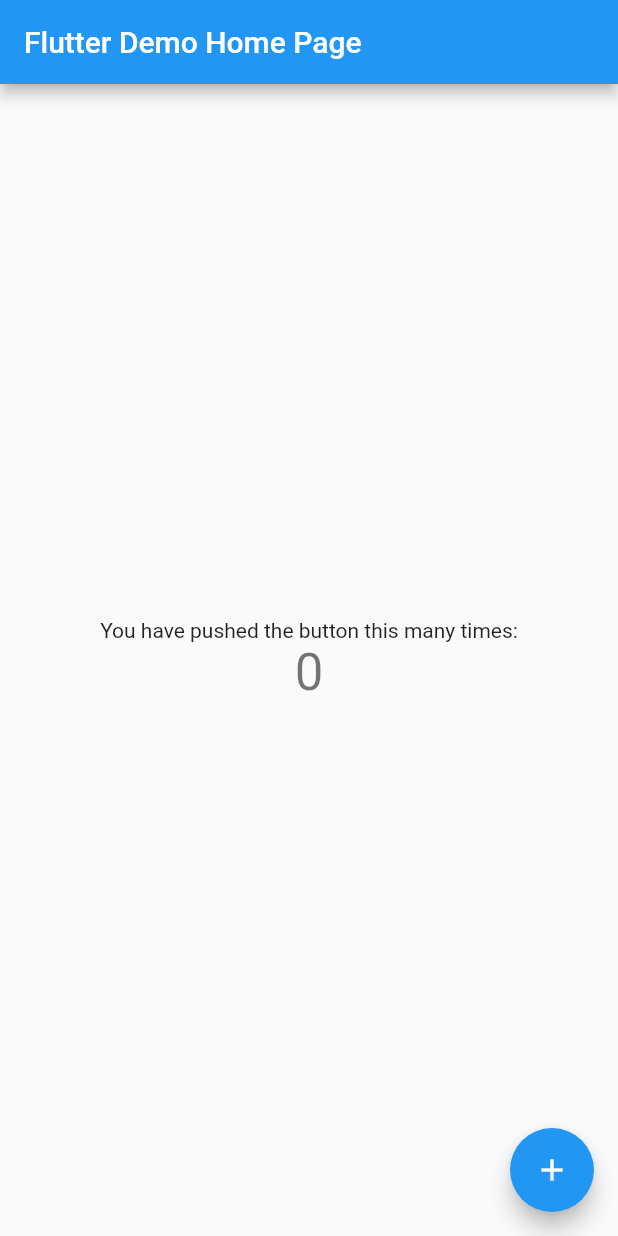
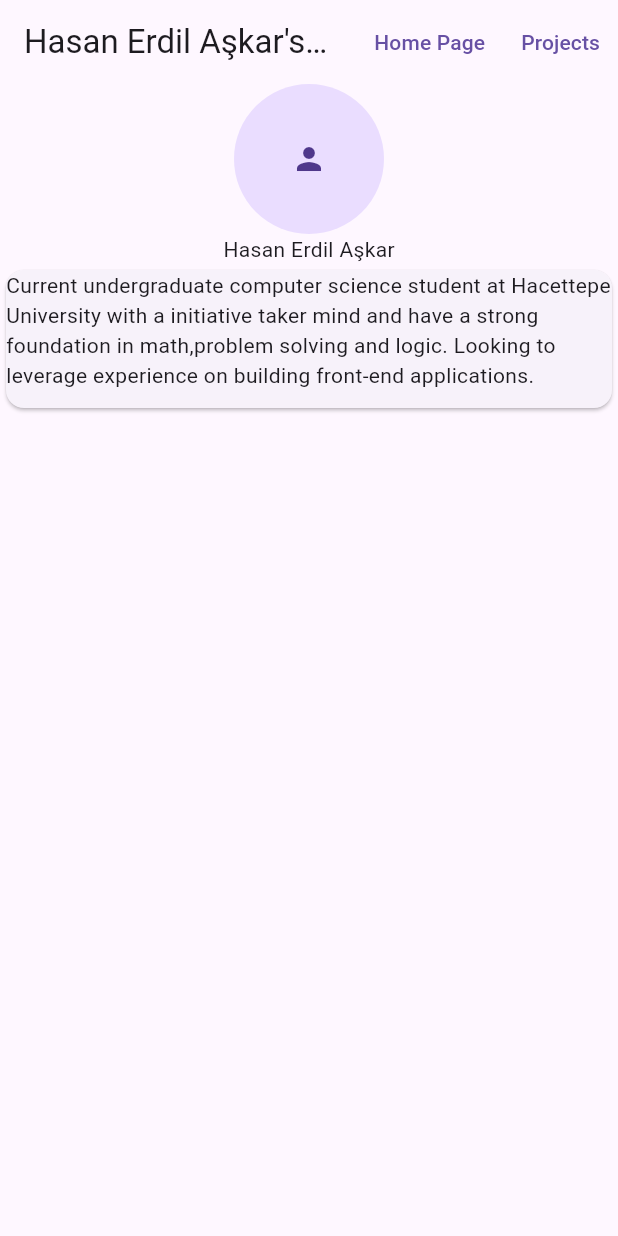
Before and after one commit to erdilhasan/portfolio_flutter_web, a Flutter app: the screen it shows after launch, on a phone screen of 412 x 824 dp. Run offline on Flutter 3.47's test engine with Material 2 defaults, Android fonts, the light colour scheme and no system bars.

Commit message:
About Me Section

```diff
--- /dev/null
+++ b/lib/about_me.dart
@@ -0,0 +1,19 @@
+import 'package:flutter/material.dart';
+import 'package:flutter/src/widgets/framework.dart';
+import 'package:flutter/src/widgets/placeholder.dart';
+
+class AboutMe extends StatelessWidget {
+  const AboutMe({super.key});
+
+  @override
+  Widget build(BuildContext context) {
+    return ConstrainedBox(
+      constraints: BoxConstraints(
+          maxWidth: 700, maxHeight: 300, minHeight: 100, minWidth: 100),
+      child: Card(
+        child: Text(
+            "Current undergraduate computer science student at Hacettepe University with a initiative taker mind and have a strong foundation in math,problem solving and logic. Looking to leverage experience on building front‑end applications."),
+      ),
+    );
+  }
+}
--- /dev/null
+++ b/lib/homepage_screen.dart
@@ -0,0 +1,33 @@
+import 'package:flutter/material.dart';
+import 'package:flutter/src/widgets/framework.dart';
+import 'package:flutter/src/widgets/placeholder.dart';
+import 'package:portfolio_web/about_me.dart';
+
+class HomePage extends StatelessWidget {
+  const HomePage({super.key});
+
+  @override
+  Widget build(BuildContext context) {
+    return Scaffold(
+      appBar: AppBar(
+        actions: [
+          TextButton(onPressed: () {}, child: Text("Home Page")),
+          TextButton(onPressed: () {}, child: Text("Projects"))
+        ],
+        title: Text('Hasan Erdil Aşkar\'s Portfolio '),
+      ),
+      body: SingleChildScrollView(
+        child: Center(
+          child: Column(
+            mainAxisAlignment: MainAxisAlignment.center,
+            children: [
+              CircleAvatar(maxRadius: 50, child: Icon(Icons.person)),
+              Text("Hasan Erdil Aşkar"),
+              AboutMe()
+            ],
+          ),
+        ),
+      ),
+    );
+  }
+}
--- a/lib/main.dart
+++ b/lib/main.dart
@@ -1,4 +1,5 @@
 import 'package:flutter/material.dart';
+import 'package:portfolio_web/homepage_screen.dart';
 
 void main() {
   runApp(const MyApp());
@@ -11,105 +12,12 @@
   @override
   Widget build(BuildContext context) {
     return MaterialApp(
-      title: 'Flutter Demo',
-      theme: ThemeData(
-        // This is the theme of your application.
-        //
-        // Try running your application with "flutter run". You'll see the
-        // application has a blue toolbar. Then, without quitting the app, try
-        // changing the primarySwatch below to Colors.green and then invoke
-        // "hot reload" (press "r" in the console where you ran "flutter run",
-        // or simply save your changes to "hot reload" in a Flutter IDE).
-        // Notice that the counter didn't reset back to zero; the application
-        // is not restarted.
-        primarySwatch: Colors.blue,
-      ),
-      home: const MyHomePage(title: 'Flutter Demo Home Page'),
-    );
+        debugShowCheckedModeBanner: false,
+        title: 'hasanerdil portfolio',
+        theme: ThemeData(
+          useMaterial3: true,
+          primarySwatch: Colors.indigo,
+        ),
+        home: const HomePage());
   }
 }
-
-class MyHomePage extends StatefulWidget {
-  const MyHomePage({super.key, required this.title});
-
-  // This widget is the home page of your application. It is stateful, meaning
-  // that it has a State object (defined below) that contains fields that affect
-  // how it looks.
-
-  // This class is the configuration for the state. It holds the values (in this
-  // case the title) provided by the parent (in this case the App widget) and
-  // used by the build method of the State. Fields in a Widget subclass are
-  // always marked "final".
-
-  final String title;
-
-  @override
-  State<MyHomePage> createState() => _MyHomePageState();
-}
-
-class _MyHomePageState extends State<MyHomePage> {
-  int _counter = 0;
-
-  void _incrementCounter() {
-    setState(() {
-      // This call to setState tells the Flutter framework that something has
-      // changed in this State, which causes it to rerun the build method below
-      // so that the display can reflect the updated values. If we changed
-      // _counter without calling setState(), then the build method would not be
-      // called again, and so nothing would appear to happen.
-      _counter++;
-    });
-  }
-
-  @override
-  Widget build(BuildContext context) {
-    // This method is rerun every time setState is called, for instance as done
-    // by the _incrementCounter method above.
-    //
-    // The Flutter framework has been optimized to make rerunning build methods
-    // fast, so that you can just rebuild anything that needs updating rather
-    // than having to individually change instances of widgets.
-    return Scaffold(
-      appBar: AppBar(
-        // Here we take the value from the MyHomePage object that was created by
-        // the App.build method, and use it to set our appbar title.
-        title: Text(widget.title),
-      ),
-      body: Center(
-        // Center is a layout widget. It takes a single child and positions it
-        // in the middle of the parent.
-        child: Column(
-          // Column is also a layout widget. It takes a list of children and
-          // arranges them vertically. By default, it sizes itself to fit its
-          // children horizontally, and tries to be as tall as its parent.
-          //
-          // Invoke "debug painting" (press "p" in the console, choose the
-          // "Toggle Debug Paint" action from the Flutter Inspector in Android
-          // Studio, or the "Toggle Debug Paint" command in Visual Studio Code)
-          // to see the wireframe for each widget.
-          //
-          // Column has various properties to control how it sizes itself and
-          // how it positions its children. Here we use mainAxisAlignment to
-          // center the children vertically; the main axis here is the vertical
-          // axis because Columns are vertical (the cross axis would be
-          // horizontal).
-          mainAxisAlignment: MainAxisAlignment.center,
-          children: <Widget>[
-            const Text(
-              'You have pushed the button this many times:',
-            ),
-            Text(
-              '$_counter',
-              style: Theme.of(context).textTheme.headlineMedium,
-            ),
-          ],
-        ),
-      ),
-      floatingActionButton: FloatingActionButton(
-        onPressed: _incrementCounter,
-        tooltip: 'Increment',
-        child: const Icon(Icons.add),
-      ), // This trailing comma makes auto-formatting nicer for build methods.
-    );
-  }
-}
```
Also changed, not shown: 1 other file.
